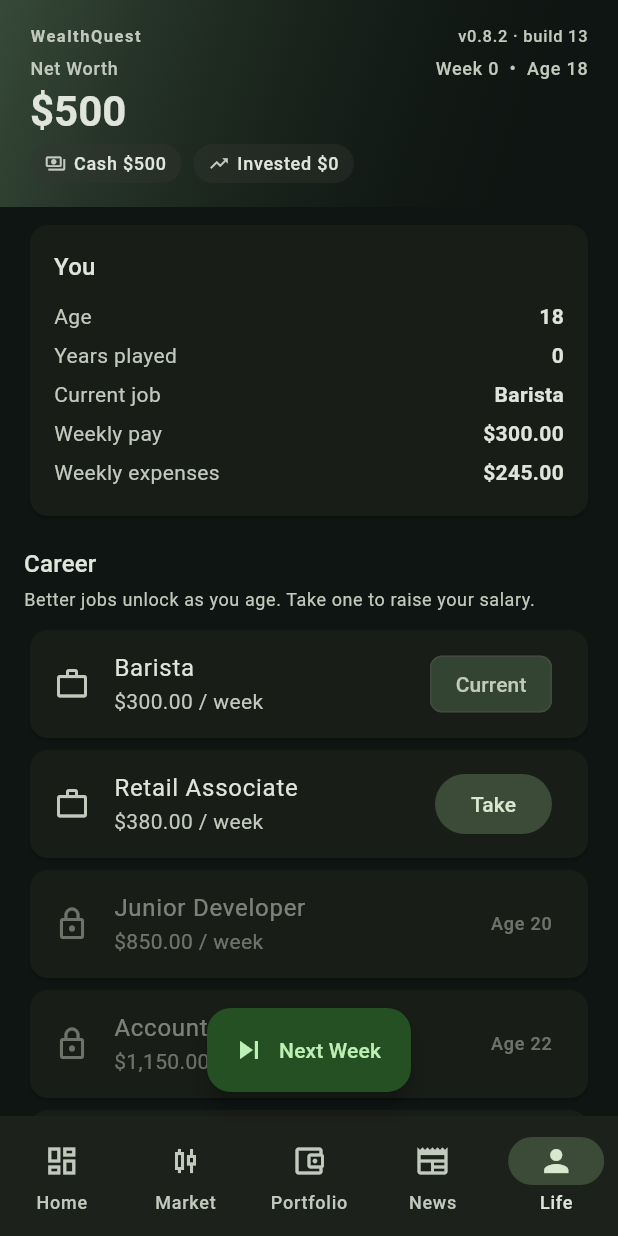
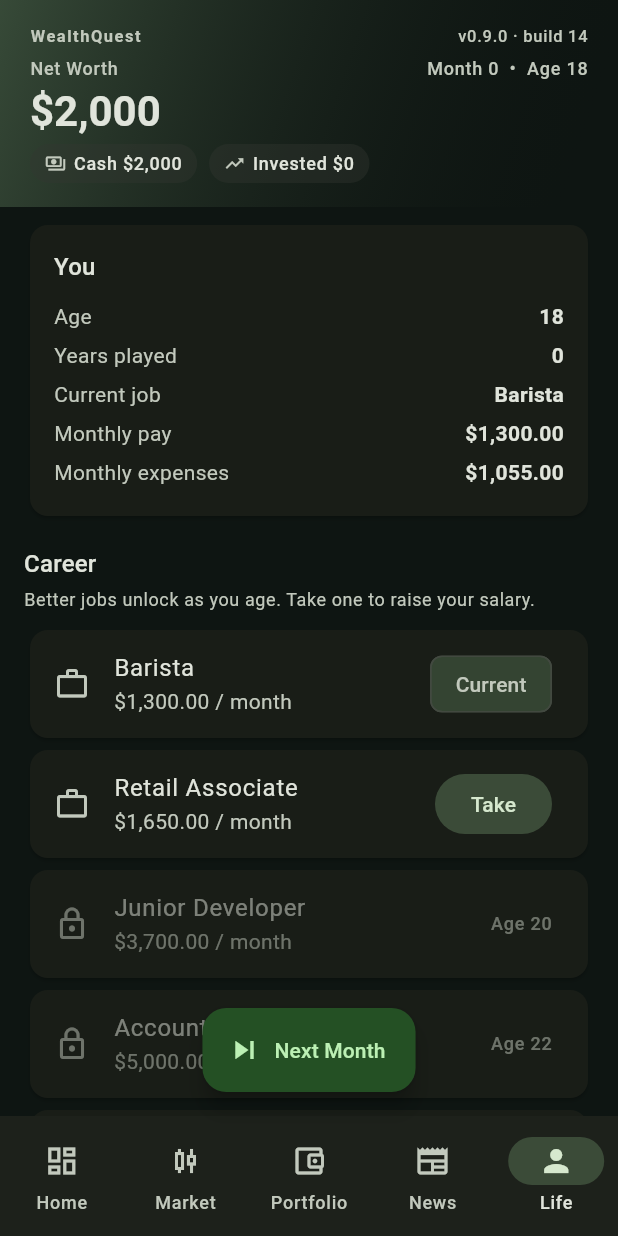
Before and after one commit to Armandoxh/Territorygame, a Flutter app: the screen it shows after launch, item 5 of the bottom bar chosen, on a phone screen of 412 x 824 dp. Run offline on Flutter 3.47's test engine with Material 3 defaults, Android fonts, the phone set to English and light mode, and no system bars.

Commit message:
WealthQuest (build 14): re-cadence to MONTHLY (12 steps/year)
Switch the whole sim from weeks to months per user request:
- Catalog.stepsPerYear (12) + drift/vol step factors preserve ANNUAL
  return/vol so the tuned balance carries over.
- Interest/dividends/coupons accrue monthly; age/birthday/caps/1-yr
  high-low keyed off stepsPerYear.
- Climate: persistent regimes scale with step length, crash stays a
  discrete bad month; crash freq re-tuned for monthly.
- Pay/expenses/starting cash -> monthly amounts; CD/T-Bill/I-Bond terms
  in months. All UI text Week -> Month, 'Next Month' button.
- Tests + play-agent made cadence-independent.

https://claude.ai/code/session_01TzdCgZw6BTd2YJQ9wzwCow

```diff
--- a/wealthquest/lib/data/catalog.dart
+++ b/wealthquest/lib/data/catalog.dart
@@ -1,3 +1,5 @@
+import 'dart:math';
+
 import '../models/asset.dart';
 import '../models/job.dart';
 
@@ -13,13 +15,24 @@ class Catalog {
   Catalog._();
 
   static const int startAge = 18;
-  static const double startingCash = 500;
+  static const double startingCash = 2000;
 
-  /// Weekly living expenses: a base, plus lifestyle creep that scales with
+  /// How many advances ("Next Month") make up a year. Change this one number to
+  /// re-cadence the whole sim; rates and magnitudes scale off it.
+  static const int stepsPerYear = 12; // monthly
+
+  /// Catalog drift/vol are authored at a weekly reference scale. These convert
+  /// them to the active cadence so the ANNUAL return/volatility (and the tuned
+  /// balance) stay the same regardless of pace.
+  static const double _refStepsPerYear = 52;
+  static double get driftStepFactor => _refStepsPerYear / stepsPerYear; // ~4.33
+  static double get volStepFactor => sqrt(_refStepsPerYear / stepsPerYear); // ~2.08
+
+  /// Monthly living expenses: a base, plus lifestyle creep that scales with
   /// what you earn (the more you make, the more you spend) and a little with
   /// age. Tuned so saving takes real discipline and investment growth matters.
-  static double weeklyExpenses(int age, double weeklyPay) =>
-      140 + 0.35 * weeklyPay + (age - startAge) * 2;
+  static double monthlyExpenses(int age, double monthlyPay) =>
+      600 + 0.35 * monthlyPay + (age - startAge) * 9;
 
   static JobDef get startingJob => jobs.first;
 
@@ -122,17 +135,17 @@ class Catalog {
     ),
     AssetDef(
       id: 'tbill',
-      name: '13-Week T-Bill',
+      name: '3-Month T-Bill',
       ticker: 'TBILL',
       categoryId: 'cash',
       kind: AssetKind.cd,
       apy: 0.042,
-      termDays: 13,
+      termDays: 3,
       minInvestment: 100,
       sector: 'Government',
       creditRating: 'AAA',
       insured: true,
-      blurb: 'U.S. government-backed, ultra-safe. 4.2% for a 13-week lock — '
+      blurb: 'U.S. government-backed, ultra-safe. 4.2% for a 3-month lock — '
           'beats the HYSA if you can spare it.',
     ),
     AssetDef(
@@ -142,7 +155,7 @@ class Catalog {
       categoryId: 'cash',
       kind: AssetKind.cd,
       apy: 0.048,
-      termDays: 52,
+      termDays: 12,
       minInvestment: 25,
       sector: 'Government',
       creditRating: 'AAA',
@@ -176,11 +189,11 @@ class Catalog {
       categoryId: 'fixed',
       kind: AssetKind.cd,
       apy: 0.045,
-      termDays: 26,
+      termDays: 6,
       minInvestment: 100,
       sector: 'Fixed Income',
       insured: true,
-      blurb: 'Locked 26 weeks. 4.5% APY, redeemable at maturity.',
+      blurb: 'Locked 6 months. 4.5% APY, redeemable at maturity.',
     ),
     AssetDef(
       id: 'cd1y',
@@ -189,11 +202,11 @@ class Catalog {
       categoryId: 'fixed',
       kind: AssetKind.cd,
       apy: 0.052,
-      termDays: 52,
+      termDays: 12,
       minInvestment: 100,
       sector: 'Fixed Income',
       insured: true,
-      blurb: 'Locked 52 weeks. 5.2% APY for committing longer.',
+      blurb: 'Locked 12 months. 5.2% APY for committing longer.',
     ),
     AssetDef(
       id: 'cd3y',
@@ -202,11 +215,11 @@ class Catalog {
       categoryId: 'fixed',
       kind: AssetKind.cd,
       apy: 0.058,
-      termDays: 156,
+      termDays: 36,
       minInvestment: 250,
       sector: 'Fixed Income',
       insured: true,
-      blurb: 'Locked 156 weeks. 5.8% APY — best fixed rate, longest lock.',
+      blurb: 'Locked 36 months. 5.8% APY — best fixed rate, longest lock.',
     ),
     AssetDef(
       id: 'tbond',
@@ -447,7 +460,7 @@ class Catalog {
       categoryId: 'crypto',
       kind: AssetKind.crypto,
       basePrice: 43250.0,
-      dailyDrift: 0.010,
+      dailyDrift: 0.0074,
       dailyVol: 0.11,
       sector: 'Digital',
       sharesOutstanding: 1.95e7,
@@ -460,7 +473,7 @@ class Catalog {
       categoryId: 'crypto',
       kind: AssetKind.crypto,
       basePrice: 2280.0,
-      dailyDrift: 0.011,
+      dailyDrift: 0.0082,
       dailyVol: 0.13,
       sector: 'Digital',
       sharesOutstanding: 1.2e8,
@@ -483,13 +496,14 @@ class Catalog {
 
   /// The career ladder. Higher rungs unlock with age; the player picks one
   /// in the Life tab.
+  // Pay is per month.
   static const List<JobDef> jobs = [
-    JobDef(id: 'barista', title: 'Barista', pay: 300, minAge: 18),
-    JobDef(id: 'retail', title: 'Retail Associate', pay: 380, minAge: 18),
-    JobDef(id: 'junior_dev', title: 'Junior Developer', pay: 850, minAge: 20),
-    JobDef(id: 'accountant', title: 'Accountant', pay: 1150, minAge: 22),
-    JobDef(id: 'engineer', title: 'Software Engineer', pay: 1700, minAge: 24),
-    JobDef(id: 'banker', title: 'Investment Banker', pay: 2800, minAge: 26),
+    JobDef(id: 'barista', title: 'Barista', pay: 1300, minAge: 18),
+    JobDef(id: 'retail', title: 'Retail Associate', pay: 1650, minAge: 18),
+    JobDef(id: 'junior_dev', title: 'Junior Developer', pay: 3700, minAge: 20),
+    JobDef(id: 'accountant', title: 'Accountant', pay: 5000, minAge: 22),
+    JobDef(id: 'engineer', title: 'Software Engineer', pay: 7400, minAge: 24),
+    JobDef(id: 'banker', title: 'Investment Banker', pay: 12000, minAge: 26),
   ];
 
   // ---- Lookups (built once) ----
--- a/wealthquest/lib/engine/market_engine.dart
+++ b/wealthquest/lib/engine/market_engine.dart
@@ -1,5 +1,6 @@
 import 'dart:math';
 
+import '../data/catalog.dart';
 import '../models/asset.dart';
 
 /// Pure market math, kept out of the controller so it can be unit-tested in
@@ -29,8 +30,9 @@ class MarketEngine {
   /// the effect of a resolved rumor for the week.
   static double stepPrice(double price, AssetDef def, Random rng,
       {double bias = 0}) {
-    final ret =
-        def.dailyDrift * driftScale + def.dailyVol * volScale * gauss(rng) + bias;
+    final ret = def.dailyDrift * driftScale * Catalog.driftStepFactor +
+        def.dailyVol * volScale * Catalog.volStepFactor * gauss(rng) +
+        bias;
     final next = price * (1 + ret);
     final floor = def.basePrice * 0.01;
     return next < floor ? floor : next;
--- a/wealthquest/lib/engine/news_engine.dart
+++ b/wealthquest/lib/engine/news_engine.dart
@@ -49,7 +49,8 @@ class NewsEngine {
   static Rumor _rumorFor(AssetDef a, Random rng, int week) {
     final dir = rng.nextBool() ? 1 : -1;
     final magnitude =
-        (a.dailyVol * (1.2 + rng.nextDouble() * 1.6)).clamp(0.015, 0.18);
+        (a.dailyVol * (1.2 + rng.nextDouble() * 1.6) * Catalog.volStepFactor)
+            .clamp(0.02, 0.35);
     return Rumor(
       assetId: a.id,
       dir: dir,
--- a/wealthquest/lib/ui/asset_detail_screen.dart
+++ b/wealthquest/lib/ui/asset_detail_screen.dart
@@ -32,7 +32,7 @@ class AssetDetailScreen extends StatelessWidget {
       actionLabel: 'Buy',
       max: maxBuy,
       helper: def.kind.isPriceBased
-          ? 'Price ${price(game.priceOf(def.id))} • ${signedPct(game.dailyChange(def.id))} this week'
+          ? 'Price ${price(game.priceOf(def.id))} • ${signedPct(game.dailyChange(def.id))} this month'
           : capNote ?? def.blurb,
     );
     if (amount == null || !context.mounted) return;
@@ -42,7 +42,7 @@ class AssetDetailScreen extends StatelessWidget {
 
   Future<void> _sell(BuildContext context, Holding h) async {
     if (h.isLocked) {
-      _toast(context, 'Locked for ${h.maturityDay - game.day} more week(s).');
+      _toast(context, 'Locked for ${h.maturityDay - game.day} more month(s).');
       return;
     }
     final value = game.valueOf(h);
@@ -132,7 +132,7 @@ class AssetDetailScreen extends StatelessWidget {
         Padding(
           padding: const EdgeInsets.only(bottom: 8),
           child: Text(
-            '${ch >= 0 ? '▲' : '▼'} ${signedPct(ch)} this week',
+            '${ch >= 0 ? '▲' : '▼'} ${signedPct(ch)} this month',
             style: theme.textTheme.titleMedium?.copyWith(color: gainColor(ch)),
           ),
         ),
@@ -206,8 +206,8 @@ class AssetDetailScreen extends StatelessWidget {
 
     if (def.kind.isPriceBased) {
       rows.add(MapEntry('Market cap', moneyCompact(game.marketCap(def))));
-      rows.add(MapEntry('52-wk high', price(game.high52(def.id))));
-      rows.add(MapEntry('52-wk low', price(game.low52(def.id))));
+      rows.add(MapEntry('1-yr high', price(game.high52(def.id))));
+      rows.add(MapEntry('1-yr low', price(game.low52(def.id))));
       rows.add(MapEntry('Volatility', '${pct(def.annualVol)} / yr'));
       if (def.kind.isEquity) {
         final pe = game.peRatio(def);
@@ -238,7 +238,7 @@ class AssetDetailScreen extends StatelessWidget {
       rows.add(MapEntry('Rate', def.rateType));
       rows.add(MapEntry('Insured', def.insured ? 'FDIC / Govt' : 'Not insured'));
       if (def.kind == AssetKind.cd) {
-        rows.add(MapEntry('Term', '${def.termDays} weeks'));
+        rows.add(MapEntry('Term', '${def.termDays} months'));
         rows.add(const MapEntry('Liquidity', 'Locked until maturity'));
       } else {
         rows.add(const MapEntry('Liquidity', 'Withdraw anytime'));
@@ -318,7 +318,7 @@ class AssetDetailScreen extends StatelessWidget {
               final sub = h.kind == AssetKind.cd
                   ? (h.matured
                       ? 'Matured • redeemable'
-                      : 'Locked • matures week ${h.maturityDay}')
+                      : 'Locked • matures month ${h.maturityDay}')
                   : h.kind.isInterestBearing
                       ? 'Balance'
                       : '${h.shares.toStringAsFixed(h.shares >= 10 ? 2 : 4)} units';
--- a/wealthquest/lib/ui/dashboard_tab.dart
+++ b/wealthquest/lib/ui/dashboard_tab.dart
@@ -37,7 +37,7 @@ class DashboardTab extends StatelessWidget {
           children: [
             Expanded(
               child: _StatCard(
-                label: 'Weekly salary',
+                label: 'Monthly salary',
                 value: money(game.job.pay),
                 sub: game.job.title,
                 color: kGain,
@@ -48,7 +48,7 @@ class DashboardTab extends StatelessWidget {
               child: _StatCard(
                 label: 'Living expenses',
                 value: '-${money(game.dailyExpenses)}',
-                sub: 'per week',
+                sub: 'per month',
                 color: kLoss,
               ),
             ),
@@ -68,7 +68,7 @@ class DashboardTab extends StatelessWidget {
             const SizedBox(width: 12),
             Expanded(
               child: _StatCard(
-                label: 'Net weekly flow',
+                label: 'Net monthly flow',
                 value: '${netCashFlow >= 0 ? '+' : ''}${money(netCashFlow)}',
                 sub: 'into cash',
                 color: gainColor(netCashFlow),
@@ -80,7 +80,7 @@ class DashboardTab extends StatelessWidget {
         Text('Recent activity', style: theme.textTheme.titleMedium),
         const SizedBox(height: 8),
         if (game.eventLog.isEmpty)
-          Text('Press Next Week to begin.',
+          Text('Press Next Month to begin.',
               style: theme.textTheme.bodyMedium)
         else
           ...game.eventLog.take(12).map(
--- a/wealthquest/lib/ui/home_screen.dart
+++ b/wealthquest/lib/ui/home_screen.dart
@@ -74,7 +74,7 @@ class _HomeScreenState extends State<HomeScreen> {
       floatingActionButton: FloatingActionButton.extended(
         onPressed: _nextWeek,
         icon: const Icon(Icons.skip_next),
-        label: const Text('Next Week'),
+        label: const Text('Next Month'),
       ),
       floatingActionButtonLocation: FloatingActionButtonLocation.centerFloat,
       bottomNavigationBar: NavigationBar(
@@ -169,7 +169,7 @@ class _Header extends StatelessWidget {
                     ),
                   ),
                   Text(
-                    'Week ${game.day}  •  Age ${game.ageYears}',
+                    'Month ${game.day}  •  Age ${game.ageYears}',
                     style: theme.textTheme.labelMedium?.copyWith(
                       color: theme.colorScheme.onSurfaceVariant,
                     ),
--- a/wealthquest/lib/ui/life_tab.dart
+++ b/wealthquest/lib/ui/life_tab.dart
@@ -28,8 +28,8 @@ class LifeTab extends StatelessWidget {
                 _kv(theme, 'Age', '${game.ageYears}'),
                 _kv(theme, 'Years played', '${game.yearsPlayed}'),
                 _kv(theme, 'Current job', game.job.title),
-                _kv(theme, 'Weekly pay', money(game.job.pay)),
-                _kv(theme, 'Weekly expenses', money(game.dailyExpenses)),
+                _kv(theme, 'Monthly pay', money(game.job.pay)),
+                _kv(theme, 'Monthly expenses', money(game.dailyExpenses)),
               ],
             ),
           ),
@@ -104,7 +104,7 @@ class _JobTile extends StatelessWidget {
         child: ListTile(
           leading: Icon(unlocked ? Icons.work_outline : Icons.lock_outline),
           title: Text(job.title),
-          subtitle: Text('${money(job.pay)} / week'),
+          subtitle: Text('${money(job.pay)} / month'),
           trailing: trailing,
         ),
       ),
--- a/wealthquest/lib/ui/market_tab.dart
+++ b/wealthquest/lib/ui/market_tab.dart
@@ -98,7 +98,7 @@ class _AssetRow extends StatelessWidget {
       bottomColor = gainColor(ch);
     } else {
       top = '${pct(def.apy)} APY';
-      bottom = def.kind == AssetKind.cd ? '${def.termDays}w lock' : 'liquid';
+      bottom = def.kind == AssetKind.cd ? '${def.termDays}mo lock' : 'liquid';
     }
 
     return Card(
--- a/wealthquest/lib/ui/news_tab.dart
+++ b/wealthquest/lib/ui/news_tab.dart
@@ -34,7 +34,7 @@ class NewsTab extends StatelessWidget {
                 ),
               ),
               Text(
-                'Week ${game.day}  •  Age ${game.ageYears}',
+                'Month ${game.day}  •  Age ${game.ageYears}',
                 style: theme.textTheme.labelMedium?.copyWith(
                   color: theme.colorScheme.onSurfaceVariant,
                 ),
@@ -58,14 +58,14 @@ class NewsTab extends StatelessWidget {
         ),
         const SizedBox(height: 8),
         if (game.currentRumors.isEmpty)
-          Text('Quiet week. No rumors circulating.',
+          Text('Quiet month. No rumors circulating.',
               style: theme.textTheme.bodyMedium)
         else
           ...game.currentRumors.map((r) => _RumorCard(game: game, rumor: r)),
 
         if (game.lastResolved.isNotEmpty) ...[
           const SizedBox(height: 16),
-          _sectionTitle(theme, 'Last Week, Settled'),
+          _sectionTitle(theme, 'Last Month, Settled'),
           const SizedBox(height: 4),
           ...game.lastResolved.map((r) => _ResolvedRow(rumor: r)),
         ],
@@ -220,7 +220,7 @@ class _ResolvedRow extends StatelessWidget {
               children: [
                 Text(rumor.headline, style: theme.textTheme.bodySmall),
                 Text(
-                  '${def.ticker} moved ${signedPct(rumor.actualMove)} that week',
+                  '${def.ticker} moved ${signedPct(rumor.actualMove)} that month',
                   style: theme.textTheme.labelSmall?.copyWith(
                     color: gainColor(rumor.actualMove),
                   ),
--- a/wealthquest/lib/ui/portfolio_tab.dart
+++ b/wealthquest/lib/ui/portfolio_tab.dart
@@ -103,7 +103,7 @@ class _HoldingTile extends StatelessWidget {
     final def = Catalog.assetById(holding.assetId);
     if (holding.isLocked) {
       final left = holding.maturityDay - game.day;
-      _toast(context, '${def.name} is locked for $left more week(s).');
+      _toast(context, '${def.name} is locked for $left more month(s).');
       return;
     }
     final value = game.valueOf(holding);
@@ -113,7 +113,7 @@ class _HoldingTile extends StatelessWidget {
       actionLabel: 'Sell',
       max: value,
       helper: holding.kind.isPriceBased
-          ? 'Price ${price(game.priceOf(def.id))} • ${signedPct(game.dailyChange(def.id))} this week'
+          ? 'Price ${price(game.priceOf(def.id))} • ${signedPct(game.dailyChange(def.id))} this month'
           : null,
     );
     if (amount == null || !context.mounted) return;
@@ -132,7 +132,7 @@ class _HoldingTile extends StatelessWidget {
     if (holding.kind == AssetKind.cd) {
       subtitle = holding.matured
           ? 'Matured • redeemable'
-          : 'Locked • matures week ${holding.maturityDay}';
+          : 'Locked • matures month ${holding.maturityDay}';
     } else if (holding.kind.isInterestBearing) {
       subtitle = '${def.kind.label} • ${pct(def.apy)} APY';
     } else {
--- a/wealthquest/lib/ui/widgets/day_summary_dialog.dart
+++ b/wealthquest/lib/ui/widgets/day_summary_dialog.dart
@@ -14,7 +14,7 @@ Future<void> showDaySummary(
     builder: (context) {
       final theme = Theme.of(context);
       return AlertDialog(
-        title: Text('Week ${game.day} • Age ${game.ageYears}'),
+        title: Text('Month ${game.day} • Age ${game.ageYears}'),
         content: Column(
           mainAxisSize: MainAxisSize.min,
           crossAxisAlignment: CrossAxisAlignment.stretch,
@@ -41,7 +41,7 @@ Future<void> showDaySummary(
             Align(
               alignment: Alignment.centerRight,
               child: Text(
-                '${r.netWorthDelta >= 0 ? '▲' : '▼'} ${money(r.netWorthDelta.abs())} this week',
+                '${r.netWorthDelta >= 0 ? '▲' : '▼'} ${money(r.netWorthDelta.abs())} this month',
                 style: theme.textTheme.bodyMedium
                     ?.copyWith(color: gainColor(r.netWorthDelta)),
               ),
--- a/wealthquest/lib/version.dart
+++ b/wealthquest/lib/version.dart
@@ -4,7 +4,7 @@
 /// notable features) — see wealthquest/CLAUDE.md. The badge pinned at the top
 /// of the home header shows this, so you can instantly confirm the live page is
 /// the latest build (and not a stale cache).
-const String kAppVersion = '0.8.2';
-const int kBuildNumber = 13;
+const String kAppVersion = '0.9.0';
+const int kBuildNumber = 14;
 
 String get appVersionLabel => 'v$kAppVersion · build $kBuildNumber';
--- a/wealthquest/pubspec.yaml
+++ b/wealthquest/pubspec.yaml
@@ -1,7 +1,7 @@
 name: wealthquest
-description: "A mobile life-sim / stock-market game. Start at 18 with a day job; each Next Day is a week — watch your investments perform."
+description: "A mobile life-sim / stock-market game. Start at 18 with a day job; each Next Month advances a month — watch your investments perform."
 publish_to: "none"
-version: 0.8.2+13
+version: 0.9.0+14
 
 environment:
   sdk: ">=3.4.0 <4.0.0"
```
Also changed, not shown: dev_log/6-4-2026.txt (+21 -0 lines), wealthquest/lib/engine/climate_engine.dart (+13 -12 lines), wealthquest/lib/state/game_controller.dart (+22 -14 lines), 3 other files.
